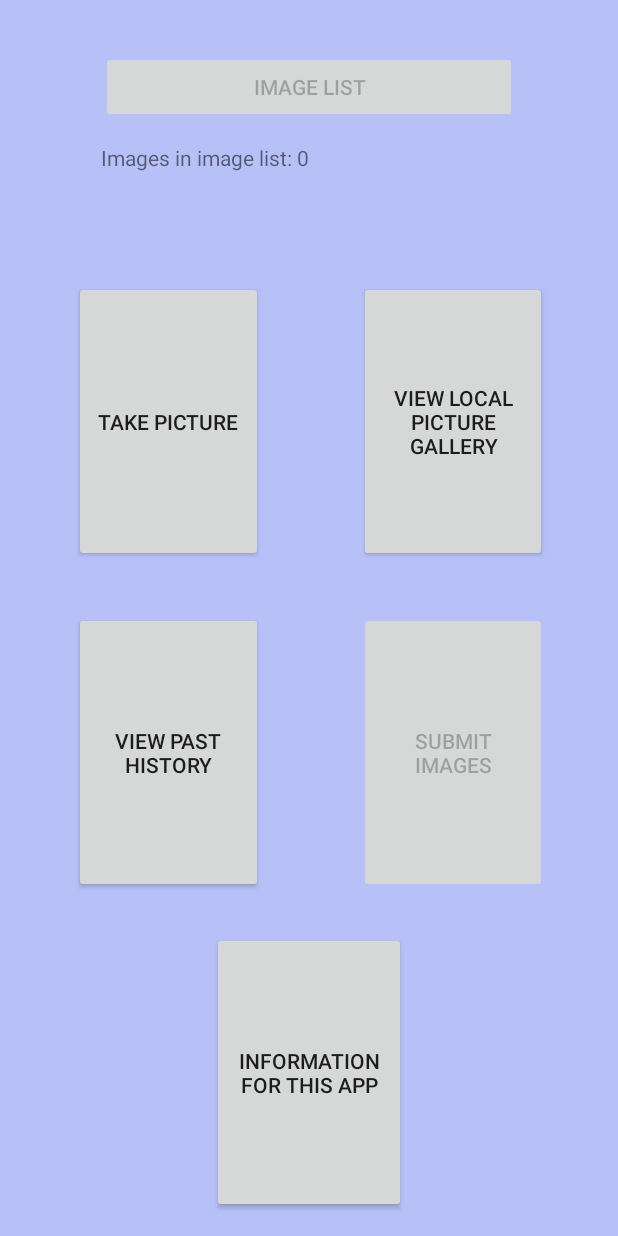
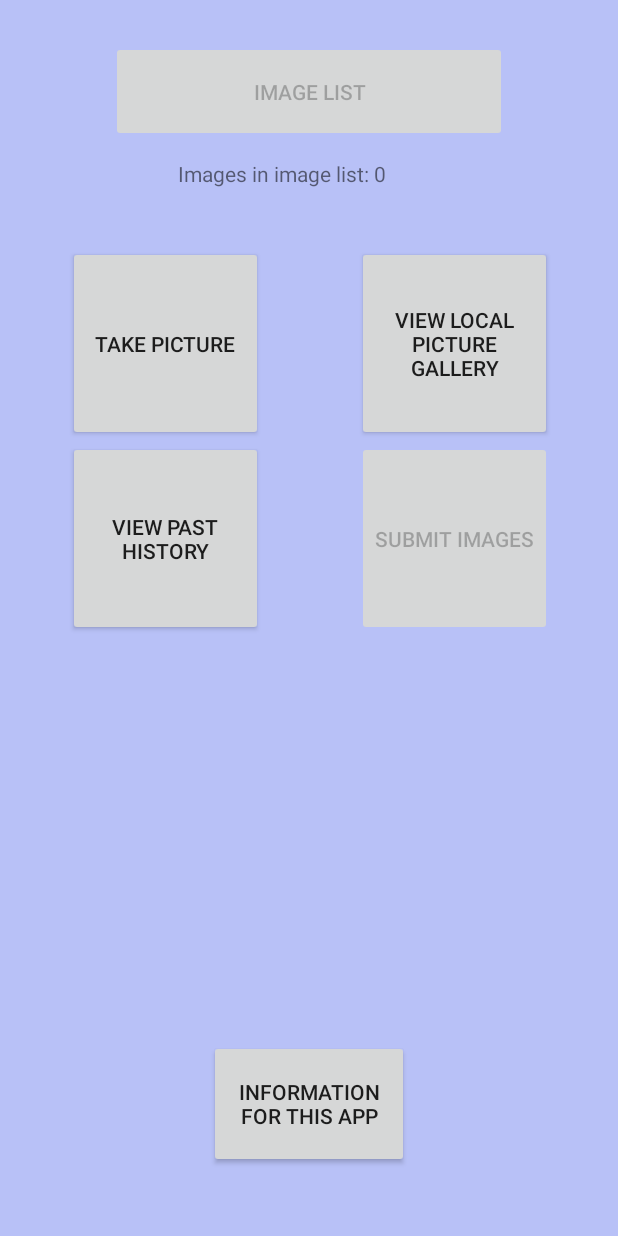
Before and after one commit to CknSoup/CEG4110-Project, an Android app: the screen it shows after launch (MainActivity), on a phone screen of 412 x 824 dp. Run offline under Robolectric (Android 15) with nearby library versions, the phone set to English and light mode, and no system bars.

Commit message:
Add files via upload

```diff
--- a/src/main/res/layout/activity_main.xml
+++ b/src/main/res/layout/activity_main.xml
@@ -1,107 +1,73 @@
 <?xml version="1.0" encoding="utf-8"?>
-<android.support.constraint.ConstraintLayout xmlns:android="http://schemas.android.com/apk/res/android"
+<RelativeLayout xmlns:android="http://schemas.android.com/apk/res/android"
     xmlns:app="http://schemas.android.com/apk/res-auto"
     xmlns:tools="http://schemas.android.com/tools"
     android:id="@+id/mainActivityXML"
     android:layout_width="match_parent"
     android:layout_height="match_parent"
-    tools:context=".MainActivity"
-    tools:layout_editor_absoluteY="81dp">
+    tools:context=".MainActivity">
 
     <Button
         android:id="@+id/submitPicturesBtn"
-        android:layout_width="0dp"
-        android:layout_height="0dp"
-        android:layout_marginBottom="26dp"
-        android:layout_marginEnd="47dp"
-        android:layout_marginRight="47dp"
-        android:text="Submit Images"
-        app:layout_constraintBottom_toTopOf="@+id/infoBtn"
-        app:layout_constraintEnd_toEndOf="parent"
-        app:layout_constraintStart_toEndOf="@+id/viewHistoryBtn"
-        app:layout_constraintTop_toBottomOf="@+id/imageBrowserBtn" />
+        android:layout_width="130dp"
+        android:layout_height="130dp"
+        android:layout_alignParentEnd="true"
+        android:layout_alignTop="@+id/viewHistoryBtn"
+        android:layout_marginEnd="44dp"
+        android:text="Submit Images" />
 
     <Button
         android:id="@+id/viewHistoryBtn"
-        android:layout_width="0dp"
-        android:layout_height="0dp"
-        android:layout_marginEnd="64dp"
-        android:layout_marginLeft="49dp"
-        android:layout_marginRight="64dp"
-        android:layout_marginStart="49dp"
-        android:text="View Past History"
-        app:layout_constraintBottom_toBottomOf="@+id/submitPicturesBtn"
-        app:layout_constraintEnd_toStartOf="@+id/submitPicturesBtn"
-        app:layout_constraintStart_toStartOf="parent"
-        app:layout_constraintTop_toTopOf="@+id/submitPicturesBtn" />
+        android:layout_width="130dp"
+        android:layout_height="130dp"
+        android:layout_alignParentStart="true"
+        android:layout_below="@+id/takePictureBtn"
+        android:layout_marginStart="45dp"
+        android:text="View Past History" />
 
     <Button
         android:id="@+id/takePictureBtn"
-        android:layout_width="0dp"
-        android:layout_height="0dp"
-        android:layout_marginEnd="64dp"
-        android:layout_marginLeft="49dp"
-        android:layout_marginRight="64dp"
-        android:layout_marginStart="49dp"
-        android:text="Take Picture"
-        app:layout_constraintBottom_toBottomOf="@+id/imageBrowserBtn"
-        app:layout_constraintEnd_toStartOf="@+id/imageBrowserBtn"
-        app:layout_constraintStart_toStartOf="parent"
-        app:layout_constraintTop_toTopOf="@+id/imageBrowserBtn" />
+        android:layout_width="130dp"
+        android:layout_height="130dp"
+        android:layout_alignParentStart="true"
+        android:layout_alignTop="@+id/imageBrowserBtn"
+        android:layout_marginStart="45dp"
+        android:text="Take Picture" />
 
     <Button
         android:id="@+id/imageBrowserBtn"
-        android:layout_width="0dp"
-        android:layout_height="0dp"
-        android:layout_marginBottom="33dp"
-        android:layout_marginEnd="47dp"
-        android:layout_marginRight="47dp"
-        android:text="View Local Picture Gallery"
-        app:layout_constraintBottom_toTopOf="@+id/submitPicturesBtn"
-        app:layout_constraintEnd_toEndOf="parent"
-        app:layout_constraintStart_toEndOf="@+id/takePictureBtn"
-        app:layout_constraintTop_toBottomOf="@+id/label" />
+        android:layout_width="130dp"
+        android:layout_height="130dp"
+        android:layout_alignParentTop="true"
+        android:layout_alignStart="@+id/submitPicturesBtn"
+        android:layout_marginTop="164dp"
+        android:text="View Local Picture Gallery" />
 
     <Button
         android:id="@+id/imageListBtn"
-        android:layout_width="0dp"
-        android:layout_height="wrap_content"
-        android:layout_marginBottom="13dp"
-        android:layout_marginEnd="67dp"
-        android:layout_marginLeft="67dp"
-        android:layout_marginRight="67dp"
-        android:layout_marginStart="67dp"
-        android:layout_marginTop="34dp"
-        android:text="Image List"
-        app:layout_constraintBottom_toTopOf="@+id/label"
-        app:layout_constraintEnd_toEndOf="parent"
-        app:layout_constraintStart_toStartOf="parent"
-        app:layout_constraintTop_toTopOf="parent" />
+        android:layout_width="264dp"
+        android:layout_height="67dp"
+        android:layout_alignParentTop="true"
+        android:layout_centerHorizontal="true"
+        android:layout_marginTop="27dp"
+        android:text="Image List" />
 
     <TextView
         android:id="@+id/label"
-        android:layout_width="0dp"
-        android:layout_height="62dp"
-        android:layout_marginBottom="30dp"
-        android:layout_marginEnd="67dp"
-        android:layout_marginLeft="67dp"
-        android:layout_marginRight="67dp"
-        android:layout_marginStart="67dp"
-        android:text="Images in image list: 0"
-        app:layout_constraintBottom_toTopOf="@+id/imageBrowserBtn"
-        app:layout_constraintEnd_toEndOf="parent"
-        app:layout_constraintStart_toStartOf="parent"
-        app:layout_constraintTop_toBottomOf="@+id/imageListBtn" />
+        android:layout_width="174dp"
+        android:layout_height="47dp"
+        android:layout_alignParentTop="true"
+        android:layout_centerHorizontal="true"
+        android:layout_marginTop="106dp"
+        android:text="Images in image list: 0" />
 
     <Button
         android:id="@+id/infoBtn"
-        android:layout_width="129dp"
-        android:layout_height="0dp"
-        android:layout_marginBottom="15dp"
-        android:text="Information For This App"
-        app:layout_constraintBottom_toBottomOf="parent"
-        app:layout_constraintEnd_toEndOf="parent"
-        app:layout_constraintStart_toStartOf="parent"
-        app:layout_constraintTop_toBottomOf="@+id/submitPicturesBtn" />
+        android:layout_width="133dp"
+        android:layout_height="85dp"
+        android:layout_alignParentBottom="true"
+        android:layout_centerHorizontal="true"
+        android:layout_marginBottom="45dp"
+        android:text="Information For This App" />
 
-</android.support.constraint.ConstraintLayout>
+</RelativeLayout>
```
Also changed, not shown: src/main/java/com/example/ceg4110/ceg4110group13project/InformationPage.java (+8 -1 lines), src/main/java/com/example/ceg4110/ceg4110group13project/Results.java (+30 -6 lines), src/main/java/com/example/ceg4110/ceg4110group13project/ViewHistory.java (+36 -2 lines), src/main/res/layout/results.xml (+56 -77 lines), src/main/res/layout/view_history.xml (+29 -10 lines), 6 other files.
